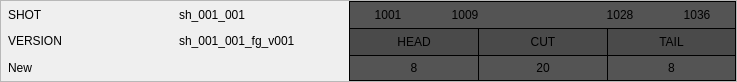
This is resources/cut_diff_card.ui in shotgunsoftware/tk-multi-importcut as Qt 5 draws it before an edit. The edited form follows.
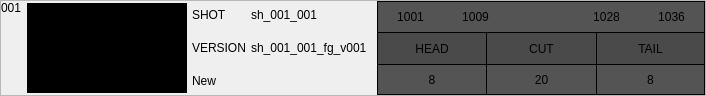
This is the edited form. Icons and pictures are not drawn.

Commit message: UI polish and added cut order number

What changed in the file:
```diff
--- a/resources/cut_diff_card.ui
+++ b/resources/cut_diff_card.ui
@@ -6,8 +6,8 @@
    <rect>
     <x>0</x>
     <y>0</y>
-    <width>737</width>
-    <height>82</height>
+    <width>706</width>
+    <height>96</height>
    </rect>
   </property>
   <property name="windowTitle">
@@ -27,17 +27,73 @@
     <number>0</number>
    </property>
    <item>
-    <layout class="QHBoxLayout" name="left_layout">
+    <layout class="QHBoxLayout" name="left_layout" stretch="0,0,1">
+     <property name="spacing">
+      <number>5</number>
+     </property>
+     <property name="leftMargin">
+      <number>0</number>
+     </property>
+     <property name="rightMargin">
+      <number>10</number>
+     </property>
      <item>
-      <layout class="QHBoxLayout" name="horizontalLayout_4" stretch="0,1">
+      <widget class="QLabel" name="cut_order_label">
+       <property name="text">
+        <string>001</string>
+       </property>
+       <property name="alignment">
+        <set>Qt::AlignLeading|Qt::AlignLeft|Qt::AlignTop</set>
+       </property>
+       <property name="margin">
+        <number>0</number>
+       </property>
+       <property name="indent">
+        <number>0</number>
+       </property>
+      </widget>
+     </item>
        <item>
         <widget class="QLabel" name="icon_label">
+       <property name="sizePolicy">
+        <sizepolicy hsizetype="Fixed" vsizetype="Fixed">
+         <horstretch>0</horstretch>
+         <verstretch>0</verstretch>
+        </sizepolicy>
+       </property>
+       <property name="minimumSize">
+        <size>
+         <width>160</width>
+         <height>90</height>
+        </size>
+       </property>
+       <property name="maximumSize">
+        <size>
+         <width>160</width>
+         <height>90</height>
+        </size>
+       </property>
+       <property name="baseSize">
+        <size>
+         <width>160</width>
+         <height>90</height>
+        </size>
+       </property>
+       <property name="styleSheet">
+        <string notr="true">background-color: black;</string>
+       </property>
          <property name="text">
           <string/>
          </property>
          <property name="pixmap">
           <pixmap resource="resources.qrc">:/tk_multi_importcut/sg_logo.png</pixmap>
          </property>
+       <property name="margin">
+        <number>0</number>
+       </property>
+       <property name="indent">
+        <number>0</number>
+       </property>
         </widget>
        </item>
        <item>
@@ -89,8 +145,6 @@
             <string/>
            </property>
           </widget>
-         </item>
-        </layout>
        </item>
       </layout>
      </item>
```
Lines whose indentation alone changed are shown as unchanged. The commit also changes 9 other files.
